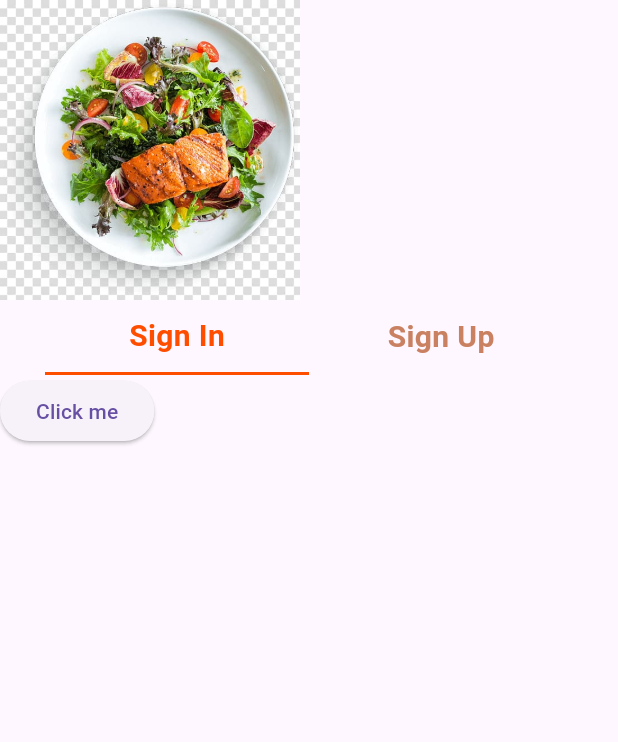
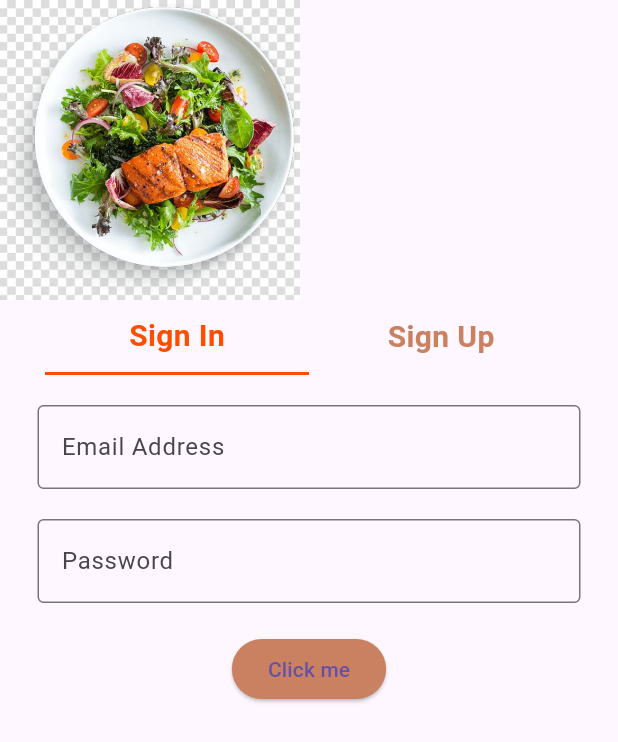
Before and after one commit to naveen97824-official-dev/food_ecom_sample, a Flutter app: the screen it shows after launch, on a phone screen of 412 x 824 dp. Shown: the top 742 px of the screen. Run offline on Flutter 3.47's test engine with Material 3 defaults, Android fonts, the phone set to English and light mode, and no system bars; our stand-ins replace auto_route.

Commit message:
stream builder and button validation

```diff
--- a/lib/pages/login_page/login_page_view.dart
+++ b/lib/pages/login_page/login_page_view.dart
@@ -1,3 +1,5 @@
+import 'dart:async';
+
 import 'package:auto_route/auto_route.dart';
 import 'package:flutter/cupertino.dart';
 import 'package:flutter/material.dart';
@@ -10,6 +12,12 @@ import 'package:food_ecom_sample/themes/color_theme.dart';
 
 class LoginPageView extends State<LoginPage> {
   LoginPageViewModel viewModel = LoginPageViewModel();
+  @override
+  void initState() {
+    super.initState();
+    viewModel.loginButtonStreamController = StreamController<bool>.broadcast();
+  }
+
   @override
   Widget build(BuildContext context) {
     return Scaffold(
@@ -103,11 +111,57 @@ class LoginPageView extends State<LoginPage> {
 
   Widget signInSection() {
     return Container(
-      child: ElevatedButton(
-        onPressed: () {
-          context.router.push(HomeRoute());
-        },
-        child: Text("Click me"),
+      padding: EdgeInsets.symmetric(horizontal: 25),
+      child: Column(
+        children: [
+          SizedBox(
+            height: 20,
+          ),
+          TextField(
+            decoration: InputDecoration(
+                border: OutlineInputBorder(), hintText: "Email Address"),
+            controller: viewModel.emailController,
+            onChanged: (value) {
+              setState(() {});
+            },
+          ),
+          SizedBox(
+            height: 20,
+          ),
+          TextField(
+            decoration: InputDecoration(
+                border: OutlineInputBorder(), hintText: "Password"),
+            controller: viewModel.passwordController,
+            onChanged: (value) {
+              // setState(() {});
+              viewModel.loginButtonStreamController.add(true);
+            },
+          ),
+          SizedBox(
+            height: 20,
+          ),
+          StreamBuilder<dynamic>(
+            stream: viewModel.loginButtonStreamController.stream,
+            builder: (BuildContext context, AsyncSnapshot<dynamic> snapshot) {
+              // TODO: the data is not ready, show a loading indicator
+              print(snapshot.data);
+              return ElevatedButton(
+                onPressed: () {
+                  if (viewModel.validateLoginButton())
+                    context.router.push(HomeRoute());
+                },
+                style: ButtonStyle(
+                  backgroundColor: viewModel.validateLoginButton()
+                      ? WidgetStateProperty.all(
+                          ColorTheme.colorTheme.primaryColor)
+                      : WidgetStateProperty.all(
+                          ColorTheme.colorTheme.primaryLightColor),
+                ),
+                child: Text("Click me"),
+              );
+            },
+          ),
+        ],
       ),
     );
   }
--- a/lib/pages/login_page/login_page_view_model.dart
+++ b/lib/pages/login_page/login_page_view_model.dart
@@ -1,4 +1,20 @@
+import 'dart:async';
+
+import 'package:flutter/material.dart';
+
 class LoginPageViewModel {
   bool isSignIn = true;
   String selectedTab = "signIn";
+  TextEditingController emailController = TextEditingController();
+  TextEditingController passwordController = TextEditingController();
+  StreamController loginButtonStreamController = StreamController<bool>();
+  bool validateLoginButton() {
+    if (emailController.text.isNotEmpty &&
+        passwordController.text.isNotEmpty &&
+        emailController.text.length > 3) {
+      return true;
+    } else {
+      return false;
+    }
+  }
 }
```
